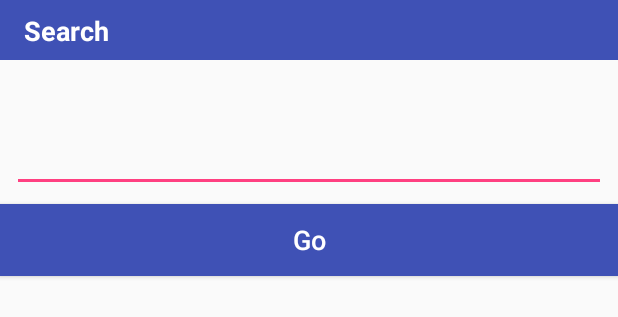
After one commit to MSandeep96/LibgenMobi, an Android app: the layout fragment_search_dialog.xml on its own in the app's theme, with its tools: preview values and no code run, on a phone screen of 412 x 824 dp. The commit adds this screen. Shown: the top 317 px of the screen. Run offline under Robolectric (Android 15) with nearby library versions, the phone set to English and light mode, and no system bars.

Commit message:
Add search dialog

```diff
--- a/app/src/main/AndroidManifest.xml
+++ b/app/src/main/AndroidManifest.xml
@@ -17,7 +17,7 @@
             </intent-filter>
         </activity>
         <activity
-            android:name=".MainActivity"
+            android:name=".MainActivity_MVP.MainActivity"
             android:label="@string/title_activity_main"
             android:theme="@style/AppTheme.NoActionBar"></activity>
     </application>
--- a/app/src/main/java/com/blowmymind/libgen/SplashActivity.java
+++ b/app/src/main/java/com/blowmymind/libgen/SplashActivity.java
@@ -3,6 +3,8 @@ package com.blowmymind.libgen;
 import android.content.Intent;
 import android.support.v7.app.AppCompatActivity;
 import android.os.Bundle;
+
+import com.blowmymind.libgen.MainActivity_MVP.MainActivity;
 
 public class SplashActivity extends AppCompatActivity {
 
--- /dev/null
+++ b/app/src/main/res/drawable/ic_search_white_48dp.xml
@@ -0,0 +1,4 @@
+<?xml version="1.0" encoding="UTF-8" standalone="no"?>
+<vector xmlns:android="http://schemas.android.com/apk/res/android" android:height="48dp" android:viewportHeight="24.0" android:viewportWidth="24.0" android:width="48dp">
+    <path android:fillColor="#FFFFFF" android:pathData="M15.5,14h-0.79l-0.28,-0.27C15.41,12.59 16,11.11 16,9.5 16,5.91 13.09,3 9.5,3S3,5.91 3,9.5 5.91,16 9.5,16c1.61,0 3.09,-0.59 4.23,-1.57l0.27,0.28v0.79l5,4.99L20.49,19l-4.99,-5zM9.5,14C7.01,14 5,11.99 5,9.5S7.01,5 9.5,5 14,7.01 14,9.5 11.99,14 9.5,14z"/>
+</vector>
--- /dev/null
+++ b/app/src/main/res/layout/fragment_search_dialog.xml
@@ -0,0 +1,84 @@
+<android.support.constraint.ConstraintLayout xmlns:android="http://schemas.android.com/apk/res/android"
+    xmlns:app="http://schemas.android.com/apk/res-auto"
+    xmlns:tools="http://schemas.android.com/tools"
+    android:layout_width="match_parent"
+    android:layout_height="match_parent"
+    tools:context="com.blowmymind.libgen.Dialogs.SearchDialogFragment">
+
+    <!-- TODO: Update blank fragment layout -->
+
+    <View
+        android:layout_width="0dp"
+        android:layout_height="40dp"
+        android:layout_marginLeft="0dp"
+        android:layout_marginRight="0dp"
+        android:layout_marginTop="0dp"
+        android:background="@color/colorPrimary"
+        app:layout_constraintLeft_toLeftOf="parent"
+        app:layout_constraintRight_toRightOf="parent"
+        app:layout_constraintTop_toTopOf="parent"
+        android:id="@+id/view"
+        app:layout_constraintHorizontal_bias="0.0" />
+
+    <EditText
+        android:id="@+id/fsd_et_search"
+        android:layout_width="0dp"
+        android:layout_height="wrap_content"
+        android:minHeight="80dp"
+        android:layout_marginLeft="8dp"
+        android:layout_marginRight="8dp"
+        android:layout_marginTop="8dp"
+        app:layout_constraintLeft_toLeftOf="@+id/view"
+        app:layout_constraintRight_toRightOf="@+id/view"
+        app:layout_constraintTop_toBottomOf="@+id/view" />
+
+    <TextView
+        android:id="@+id/textView"
+        android:layout_width="wrap_content"
+        android:layout_height="wrap_content"
+        android:layout_marginBottom="8dp"
+        android:layout_marginLeft="16dp"
+        android:layout_marginTop="8dp"
+        android:text="Search"
+        android:textColor="@android:color/white"
+        android:textSize="18sp"
+        android:textStyle="bold"
+        app:layout_constraintBottom_toBottomOf="@+id/view"
+        app:layout_constraintLeft_toLeftOf="@+id/view"
+        app:layout_constraintTop_toTopOf="@+id/view" />
+
+    <Button
+        android:id="@+id/fsd_btn_clear"
+        android:layout_width="wrap_content"
+        android:layout_height="wrap_content"
+        android:layout_marginBottom="8dp"
+        android:layout_marginRight="8dp"
+        android:layout_marginTop="8dp"
+        android:background="@null"
+        android:minHeight="0dp"
+        android:minWidth="0dp"
+        android:text="Clear"
+        android:textAllCaps="false"
+        android:textColor="@android:color/white"
+        android:textSize="18sp"
+        android:visibility="gone"
+        app:layout_constraintBottom_toBottomOf="@+id/view"
+        app:layout_constraintRight_toRightOf="@+id/view"
+        app:layout_constraintTop_toTopOf="@+id/view" />
+
+    <Button
+        android:id="@+id/fsd_btn_go"
+        android:layout_width="0dp"
+        android:layout_height="wrap_content"
+        android:layout_marginLeft="0dp"
+        android:layout_marginRight="0dp"
+        android:layout_marginTop="8dp"
+        android:background="@color/colorPrimary"
+        android:text="Go"
+        android:textAllCaps="false"
+        android:textColor="@android:color/white"
+        android:textSize="18sp"
+        app:layout_constraintLeft_toLeftOf="parent"
+        app:layout_constraintRight_toRightOf="parent"
+        app:layout_constraintTop_toBottomOf="@+id/fsd_et_search" />
+</android.support.constraint.ConstraintLayout>
--- a/app/src/main/res/values/strings.xml
+++ b/app/src/main/res/values/strings.xml
@@ -1,4 +1,7 @@
 <resources>
     <string name="app_name">Libgen</string>
     <string name="title_activity_main">MainActivity</string>
+
+    <!-- TODO: Remove or change this placeholder text -->
+    <string name="hello_blank_fragment">Hello blank fragment</string>
 </resources>
```
Also changed, not shown: app/build.gradle (+4 -3 lines), app/src/main/java/com/blowmymind/libgen/DataLayer/DataLayer.java (added, +56 -0 lines), app/src/main/java/com/blowmymind/libgen/DataLayer/URLConstants.java (added, +12 -0 lines), app/src/main/java/com/blowmymind/libgen/Dialogs/SearchDialogFragment.java (added, +109 -0 lines), app/src/main/java/com/blowmymind/libgen/MainActivity.java (deleted, +0 -21 lines), app/src/main/java/com/blowmymind/libgen/MainActivity_MVP/MainActivity.java (added, +67 -0 lines), app/src/main/java/com/blowmymind/libgen/MainActivity_MVP/MainCallbackInterface.java (added, +15 -0 lines), app/src/main/res/layout/activity_main.xml (+25 -4 lines), 2 other files.
